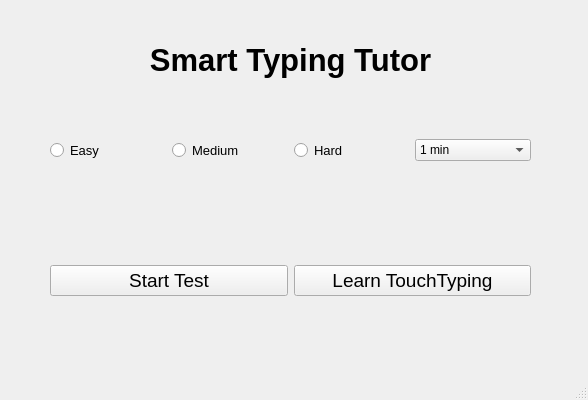
Before: the Qt Designer form mainwindow.ui in Yash-Warhekar/Smart-typing-tutor, drawn with Qt 5.
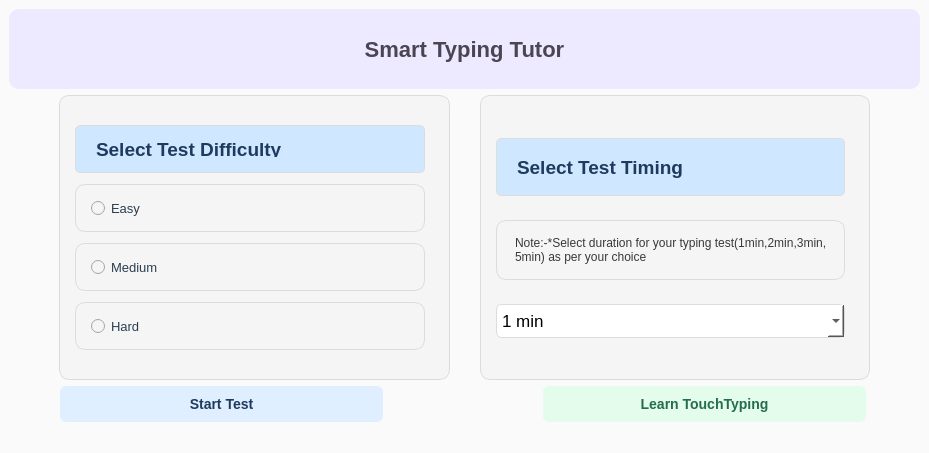
After: the same form once the commit is applied. Icons and pictures are not drawn.

Patch:
```diff
--- a/mainwindow.ui
+++ b/mainwindow.ui
@@ -6,33 +6,61 @@
    <rect>
     <x>0</x>
     <y>0</y>
-    <width>588</width>
-    <height>400</height>
+    <width>929</width>
+    <height>453</height>
    </rect>
   </property>
   <property name="windowTitle">
-   <string>MainWindow</string>
+   <string>Smart Typing Tutor</string>
+  </property>
+  <property name="windowIcon">
+   <iconset theme="QIcon::ThemeIcon::InputKeyboard"/>
+  </property>
+  <property name="styleSheet">
+   <string notr="true">background-color:#fafafa;</string>
   </property>
   <widget class="QWidget" name="centralwidget">
-   <widget class="QWidget" name="verticalLayoutWidget">
-    <property name="geometry">
-     <rect>
-      <x>50</x>
-      <y>20</y>
-      <width>481</width>
-      <height>80</height>
-     </rect>
-    </property>
+   <layout class="QVBoxLayout" name="verticalLayout_3">
+    <item>
     <layout class="QVBoxLayout" name="verticalLayout">
      <item>
       <widget class="QLabel" name="heading">
+        <property name="sizePolicy">
+         <sizepolicy hsizetype="Expanding" vsizetype="Fixed">
+          <horstretch>0</horstretch>
+          <verstretch>0</verstretch>
+         </sizepolicy>
+        </property>
+        <property name="minimumSize">
+         <size>
+          <width>0</width>
+          <height>80</height>
+         </size>
+        </property>
        <property name="font">
         <font>
-         <pointsize>23</pointsize>
+          <pointsize>-1</pointsize>
          <bold>true</bold>
          <underline>false</underline>
         </font>
        </property>
+        <property name="cursor">
+         <cursorShape>ForbiddenCursor</cursorShape>
+        </property>
+        <property name="styleSheet">
+         <string notr="true">QLabel {
+    background-color: #edeaff;
+    color: #4b4453;
+    font-size: 22px;
+    font-weight: bold;
+    padding: 15px;
+    border-radius: 10px;
+}
+</string>
+        </property>
+        <property name="frameShape">
+         <enum>QFrame::Shape::Box</enum>
+        </property>
        <property name="text">
         <string>Smart Typing Tutor</string>
        </property>
@@ -42,17 +70,95 @@
       </widget>
      </item>
     </layout>
-   </widget>
-   <widget class="QWidget" name="horizontalLayoutWidget">
-    <property name="geometry">
-     <rect>
-      <x>50</x>
-      <y>130</y>
-      <width>481</width>
-      <height>41</height>
-     </rect>
-    </property>
+    </item>
+    <item>
     <layout class="QHBoxLayout" name="horizontalLayout">
+      <property name="spacing">
+       <number>30</number>
+      </property>
+      <property name="leftMargin">
+       <number>50</number>
+      </property>
+      <property name="rightMargin">
+       <number>50</number>
+      </property>
+      <item>
+       <widget class="QFrame" name="frame_2">
+        <property name="sizePolicy">
+         <sizepolicy hsizetype="Expanding" vsizetype="Preferred">
+          <horstretch>0</horstretch>
+          <verstretch>0</verstretch>
+         </sizepolicy>
+        </property>
+        <property name="minimumSize">
+         <size>
+          <width>250</width>
+          <height>0</height>
+         </size>
+        </property>
+        <property name="styleSheet">
+         <string notr="true">background-color: #f5f5f5;
+border: 1px solid #dcdcdc;
+border-radius: 10px;
+padding: 15px;</string>
+        </property>
+        <property name="frameShape">
+         <enum>QFrame::Shape::StyledPanel</enum>
+        </property>
+        <property name="frameShadow">
+         <enum>QFrame::Shadow::Raised</enum>
+        </property>
+        <layout class="QVBoxLayout" name="verticalLayout_4" stretch="1,1,1,1">
+         <property name="leftMargin">
+          <number>0</number>
+         </property>
+         <property name="topMargin">
+          <number>9</number>
+         </property>
+         <property name="bottomMargin">
+          <number>6</number>
+         </property>
+         <item>
+          <widget class="QLabel" name="label_2">
+           <property name="sizePolicy">
+            <sizepolicy hsizetype="Preferred" vsizetype="Fixed">
+             <horstretch>0</horstretch>
+             <verstretch>0</verstretch>
+            </sizepolicy>
+           </property>
+           <property name="maximumSize">
+            <size>
+             <width>16777215</width>
+             <height>48</height>
+            </size>
+           </property>
+           <property name="font">
+            <font>
+             <pointsize>14</pointsize>
+             <bold>true</bold>
+            </font>
+           </property>
+           <property name="cursor">
+            <cursorShape>ForbiddenCursor</cursorShape>
+           </property>
+           <property name="styleSheet">
+            <string notr="true">QLabel {
+    background-color: #d0e8ff;
+    color: #1e3a5f;
+    font-weight: bold;
+    padding: 15px;
+    border-radius: 5px;
+}
+</string>
+           </property>
+           <property name="text">
+            <string>Select Test Difficulty</string>
+           </property>
+           <property name="margin">
+            <number>-5</number>
+           </property>
+          </widget>
+         </item>
      <item>
       <widget class="QRadioButton" name="radioButton_easy">
        <property name="font">
@@ -60,6 +166,13 @@
          <pointsize>10</pointsize>
         </font>
        </property>
+           <property name="cursor">
+            <cursorShape>PointingHandCursor</cursorShape>
+           </property>
+           <property name="styleSheet">
+            <string notr="true">color: #2c3e50;
+</string>
+           </property>
        <property name="text">
         <string>Easy</string>
        </property>
@@ -72,6 +185,13 @@
          <pointsize>10</pointsize>
         </font>
        </property>
+           <property name="cursor">
+            <cursorShape>PointingHandCursor</cursorShape>
+           </property>
+           <property name="styleSheet">
+            <string notr="true">color: #2c3e50;
+</string>
+           </property>
        <property name="text">
         <string>Medium</string>
        </property>
@@ -84,13 +204,141 @@
          <pointsize>10</pointsize>
         </font>
        </property>
+           <property name="cursor">
+            <cursorShape>PointingHandCursor</cursorShape>
+           </property>
+           <property name="styleSheet">
+            <string notr="true">color: #2c3e50;</string>
+           </property>
        <property name="text">
         <string>Hard</string>
        </property>
       </widget>
      </item>
+        </layout>
+       </widget>
+      </item>
+      <item>
+       <widget class="QFrame" name="frame">
+        <property name="sizePolicy">
+         <sizepolicy hsizetype="Expanding" vsizetype="Preferred">
+          <horstretch>0</horstretch>
+          <verstretch>0</verstretch>
+         </sizepolicy>
+        </property>
+        <property name="minimumSize">
+         <size>
+          <width>250</width>
+          <height>0</height>
+         </size>
+        </property>
+        <property name="styleSheet">
+         <string notr="true">background-color: #f5f5f5;
+border: 1px solid #dcdcdc;
+border-radius: 10px;
+padding: 15px;</string>
+        </property>
+        <property name="frameShape">
+         <enum>QFrame::Shape::StyledPanel</enum>
+        </property>
+        <property name="frameShadow">
+         <enum>QFrame::Shadow::Raised</enum>
+        </property>
+        <layout class="QVBoxLayout" name="verticalLayout_2" stretch="1,1,1">
+         <property name="leftMargin">
+          <number>0</number>
+         </property>
+         <property name="topMargin">
+          <number>9</number>
+         </property>
+         <property name="bottomMargin">
+          <number>6</number>
+         </property>
+         <item>
+          <widget class="QLabel" name="label">
+           <property name="sizePolicy">
+            <sizepolicy hsizetype="Preferred" vsizetype="Fixed">
+             <horstretch>0</horstretch>
+             <verstretch>0</verstretch>
+            </sizepolicy>
+           </property>
+           <property name="maximumSize">
+            <size>
+             <width>16777215</width>
+             <height>58</height>
+            </size>
+           </property>
+           <property name="baseSize">
+            <size>
+             <width>0</width>
+             <height>0</height>
+            </size>
+           </property>
+           <property name="font">
+            <font>
+             <pointsize>14</pointsize>
+             <bold>true</bold>
+            </font>
+           </property>
+           <property name="cursor">
+            <cursorShape>ForbiddenCursor</cursorShape>
+           </property>
+           <property name="styleSheet">
+            <string notr="true">QLabel {
+    background-color: #d0e8ff;
+    color: #1e3a5f;
+    font-weight: bold;
+    padding: 15px;
+    border-radius: 5px;
+}
+</string>
+           </property>
+           <property name="text">
+            <string>Select Test Timing</string>
+           </property>
+           <property name="margin">
+            <number>0</number>
+           </property>
+          </widget>
+         </item>
+         <item>
+          <widget class="QLabel" name="label_3">
+           <property name="sizePolicy">
+            <sizepolicy hsizetype="Preferred" vsizetype="Fixed">
+             <horstretch>0</horstretch>
+             <verstretch>0</verstretch>
+            </sizepolicy>
+           </property>
+           <property name="cursor">
+            <cursorShape>WhatsThisCursor</cursorShape>
+           </property>
+           <property name="styleSheet">
+            <string notr="true">color: rgb(57, 57, 57);</string>
+           </property>
+           <property name="text">
+            <string>Note:-*Select duration for your typing test(1min,2min,3min,5min) as per your choice</string>
+           </property>
+           <property name="wordWrap">
+            <bool>true</bool>
+           </property>
+          </widget>
+         </item>
      <item>
       <widget class="QComboBox" name="comboBox_time">
+           <property name="font">
+            <font>
+             <pointsize>13</pointsize>
+            </font>
+           </property>
+           <property name="cursor">
+            <cursorShape>PointingHandCursor</cursorShape>
+           </property>
+           <property name="styleSheet">
+            <string notr="true">padding:5px;
+border:1px	solid	#bbb;
+border-radius:6px;
+background-color:white;</string>
+           </property>
        <item>
         <property name="text">
          <string>1 min</string>
@@ -115,23 +363,44 @@
      </item>
     </layout>
    </widget>
-   <widget class="QWidget" name="horizontalLayoutWidget_2">
-    <property name="geometry">
-     <rect>
-      <x>50</x>
-      <y>240</y>
-      <width>481</width>
-      <height>81</height>
-     </rect>
-    </property>
+      </item>
+     </layout>
+    </item>
+    <item>
     <layout class="QHBoxLayout" name="horizontalLayout_3">
+      <property name="spacing">
+       <number>160</number>
+      </property>
+      <property name="leftMargin">
+       <number>51</number>
+      </property>
+      <property name="rightMargin">
+       <number>54</number>
+      </property>
      <item>
       <widget class="QPushButton" name="pushButton_start">
        <property name="font">
         <font>
-         <pointsize>14</pointsize>
-        </font>
-       </property>
+          <pointsize>-1</pointsize>
+          <bold>true</bold>
+         </font>
+        </property>
+        <property name="styleSheet">
+         <string notr="true">QPushButton {
+background-color: #dfefff;
+
+    color: #1e3a5f;
+    border: none;
+    font-size: 14px;
+    padding: 10px 22px;
+    border-radius: 6px;
+}
+
+QPushButton:hover {
+     background-color: #c7e4ff;
+}
+</string>
+        </property>
        <property name="text">
         <string>Start Test</string>
        </property>
@@ -141,16 +410,33 @@
       <widget class="QPushButton" name="pushButton_blog">
        <property name="font">
         <font>
-         <pointsize>14</pointsize>
-        </font>
-       </property>
+          <pointsize>-1</pointsize>
+          <bold>true</bold>
+         </font>
+        </property>
+        <property name="styleSheet">
+         <string notr="true">QPushButton {
+    background-color: #e3fcec;
+    color: #256d4c;
+    border: none;
+    font-size: 14px;
+    padding: 10px 20px;
+    border-radius: 6px;
+}
+
+QPushButton:hover {
+    background-color: #c8f7e0;
+}
+</string>
+        </property>
        <property name="text">
         <string>Learn TouchTyping</string>
        </property>
       </widget>
      </item>
     </layout>
-   </widget>
+    </item>
+   </layout>
   </widget>
   <widget class="QStatusBar" name="statusbar"/>
  </widget>
```
Lines whose indentation alone changed are shown as unchanged.
